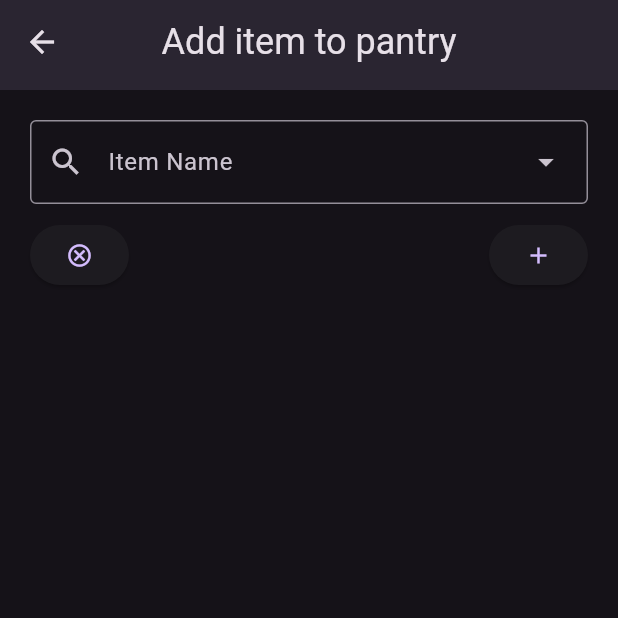
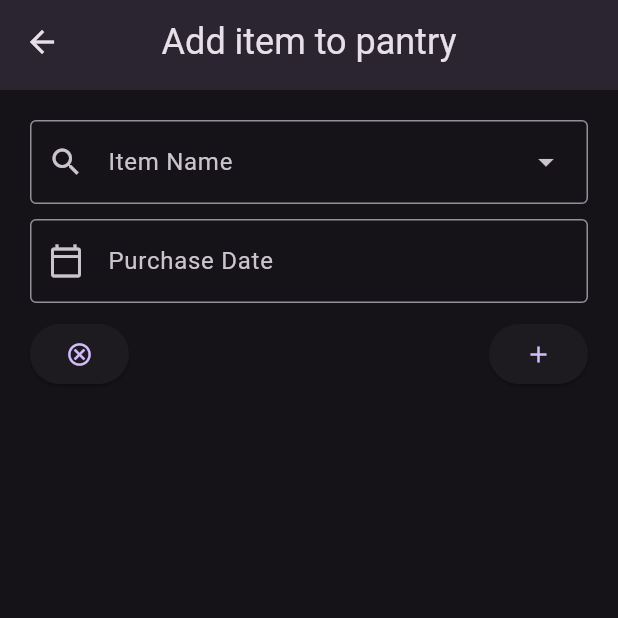
Before and after one commit to Aayushstha03/fridge-manager, a Flutter app: the AddNewRecipeDialog screen opened directly, on a phone screen of 412 x 824 dp, the top half of it. Run offline on Flutter 3.47's test engine with Material 3 defaults, Android fonts, the phone set to English and light mode, and no system bars.

Commit message:
finally implemneted a way to add date and display the date only and not the keyboard because i have a textInputField and then convert the dataTime obj to a string without the Time part of it and also manage to grab the date to store it for further usage:')

```diff
--- a/lib/components/dialog.dart
+++ b/lib/components/dialog.dart
@@ -18,8 +18,9 @@ class AddNewRecipeDialog extends StatefulWidget {
 }
 
 class _AddNewRecipeDialogState extends State<AddNewRecipeDialog> {
+  DateTime selectedDate = DateTime.now();
   final TextEditingController itemController = TextEditingController();
-
+  TextEditingController dateController = TextEditingController();
   //get location to AppData directory assigned by the OS to the app
   Future<String> get _localPath async {
     final directory = await getApplicationDocumentsDirectory();
@@ -55,6 +56,21 @@ class _AddNewRecipeDialogState extends State<AddNewRecipeDialog> {
     return file.writeAsString('$pantryContents');
   }
 
+  Future<void> _selectDate(BuildContext context) async {
+    final DateTime? picked = await showDatePicker(
+        context: context,
+        initialDate: selectedDate,
+        firstDate: DateTime(2015, 8),
+        lastDate: DateTime(2101));
+    if (picked != null && picked != selectedDate) {
+      setState(() {
+        selectedDate = picked;
+        FocusManager.instance.primaryFocus?.unfocus();
+        dateController.text = selectedDate.toLocal().toString().split(' ')[0];
+      });
+    }
+  }
+
   @override
   Widget build(BuildContext context) {
     return Consumer<Ingredients>(
@@ -82,6 +98,24 @@ class _AddNewRecipeDialogState extends State<AddNewRecipeDialog> {
                         value: item, label: item.name, leadingIcon: item.icon);
                   }).toList(),
                 ),
+                const SizedBox(height: 10),
+
+                TextField(
+                  keyboardType: TextInputType.none,
+                  readOnly: true,
+                  controller: dateController,
+                  onTapOutside: (event) {
+                    FocusManager.instance.primaryFocus?.unfocus();
+                  },
+                  onTap: () => {_selectDate(context)},
+                  decoration: const InputDecoration(
+                    prefixIcon: Icon(Icons.calendar_today_outlined),
+                    labelText: 'Purchase Date',
+                    hintText: 'yyyy-mm-dd',
+                    border: OutlineInputBorder(),
+                  ),
+                ),
+
                 //debugging
                 // Text('You selected ${itemController.text}'),
                 const SizedBox(height: 10),
@@ -114,9 +148,12 @@ class _AddNewRecipeDialogState extends State<AddNewRecipeDialog> {
 
                         Ingredient toAdd = value.getIngredients().firstWhere(
                             (element) => element.name == itemController.text);
+
+                        // IngredientPlus(ingredient: toAdd, dateAddToPantry: dateAddToPantry, timeToExpire: timeToExpire) toCheck;
                         if (value.getPantryContents().contains(toAdd) == true) {
                           ScaffoldMessenger.of(context).showSnackBar(
                             SnackBar(
+                              duration: Durations.long1,
                               showCloseIcon: true,
                               closeIconColor: Colors.black,
                               backgroundColor:
```
